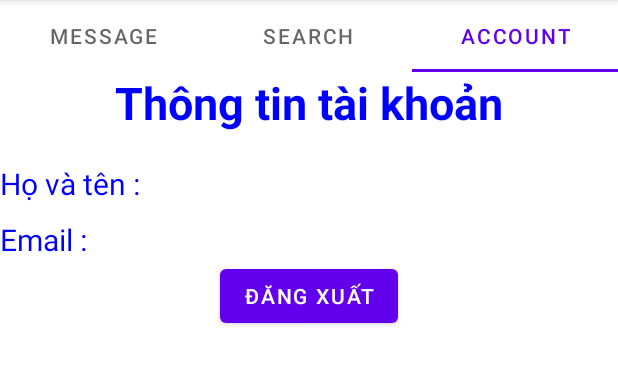
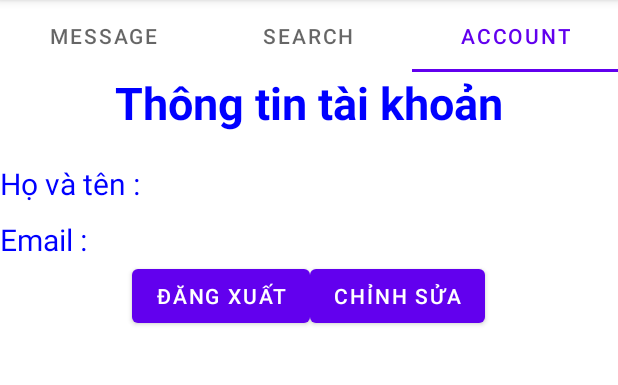
Before and after one commit to haupham809/demoappandroid, an Android app: the MainActivity screen opened directly, with no data from a screen before it, tab 3 chosen, on a phone screen of 412 x 824 dp, the part 84-469 px from its top. Run offline under Robolectric (Android 15) with nearby library versions, the phone set to English and light mode, and no system bars; our stand-ins replace Firebase (no records; nobody signed in at launch, a user with empty details on screens opened directly); 5 statements that could not run were skipped.

Commit message:
truong them

```diff
--- a/app/src/main/res/layout/activity_account.xml
+++ b/app/src/main/res/layout/activity_account.xml
@@ -39,16 +39,22 @@
         >
 
     </TextView>
-    <Button
-        android:id="@+id/btnlogout"
-        android:layout_width="wrap_content"
+    <LinearLayout
+        android:layout_width="match_parent"
         android:layout_height="wrap_content"
-        android:text="Đăng xuất" android:layout_gravity="center"
-        >
-
-    </Button>
-
-
-
+        android:gravity="center_horizontal">
+        <Button
+            android:id="@+id/btnlogout"
+            android:layout_width="wrap_content"
+            android:layout_height="wrap_content"
+            android:text="Đăng xuất"
+            android:layout_gravity="center"/>
+        <Button
+            android:layout_width="wrap_content"
+            android:layout_height="wrap_content"
+            android:id="@+id/btnedit"
+            android:text="Chỉnh sửa"
+            android:layout_gravity="center"/>
+    </LinearLayout>
 
 </LinearLayout>
```
